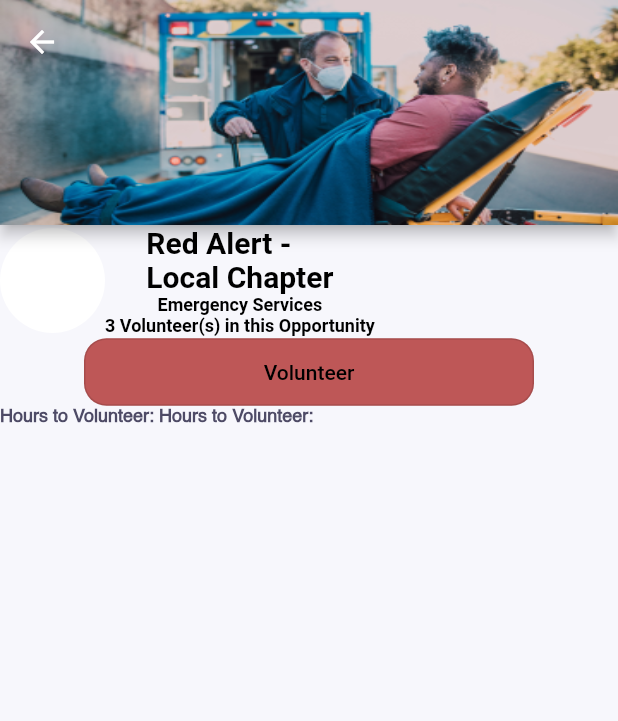
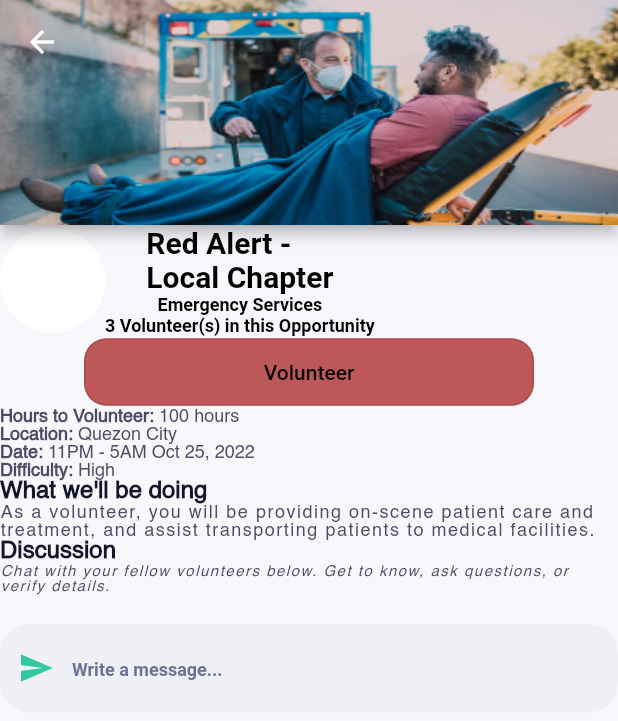
Before and after one commit to bonchons/Hackfest2023, a Flutter app: the oppPage screen opened directly, on a phone screen of 412 x 824 dp. Shown: the top 721 px of the screen. Run offline on Flutter 3.47's test engine with Material 2 defaults, Android fonts, the phone set to English and light mode, and no system bars; our stand-ins replace firebase_auth, firebase_core; missing offline and left inert: firebase_ui_auth; accounts and stored records are empty; network calls fail; Roboto replaces fonts that are missing (Questrial).

Commit message:
oppPage changes

```diff
--- a/lib/Opportunities/oppPage.dart
+++ b/lib/Opportunities/oppPage.dart
@@ -17,6 +17,8 @@ class _oppPageState extends State<oppPage> {
   String location = "Quezon City";
   String whatDo =
       "As a volunteer, you will be providing on-scene patient care and treatment, and assist transporting patients to medical facilities. ";
+  String discussion =
+      "Chat with your fellow volunteers below. Get to know, ask questions, or verify details.";
   //----
   String btnText = "Volunteer";
   bool cancel = false;
@@ -249,18 +251,149 @@ class _oppPageState extends State<oppPage> {
                             color: ColorConstants.greyText),
                       ),
                       Text(
-                        'Hours to Volunteer: ',
+                        hours,
+                        style: TextStyle(
+                            fontSize: 12,
+                            fontFamily: 'Helvetica',
+                            color: ColorConstants.greyText),
+                      ),
+                    ],
+                  ),
+                ),
+                Container(
+                  child: Row(
+                    children: [
+                      Text(
+                        'Location: ',
                         style: TextStyle(
                             fontSize: 12,
                             fontWeight: FontWeight.bold,
                             fontFamily: 'Helvetica',
                             color: ColorConstants.greyText),
                       ),
+                      Text(
+                        location,
+                        style: TextStyle(
+                            fontSize: 12,
+                            fontFamily: 'Helvetica',
+                            color: ColorConstants.greyText),
+                      ),
                     ],
                   ),
-                )
+                ),
+                Container(
+                  child: Row(
+                    children: [
+                      Text(
+                        'Date: ',
+                        style: TextStyle(
+                            fontSize: 12,
+                            fontWeight: FontWeight.bold,
+                            fontFamily: 'Helvetica',
+                            color: ColorConstants.greyText),
+                      ),
+                      Text(
+                        date,
+                        style: TextStyle(
+                            fontSize: 12,
+                            fontFamily: 'Helvetica',
+                            color: ColorConstants.greyText),
+                      ),
+                    ],
+                  ),
+                ),
+                Container(
+                  child: Row(
+                    children: [
+                      Text(
+                        'Difficulty: ',
+                        style: TextStyle(
+                            fontSize: 12,
+                            fontWeight: FontWeight.bold,
+                            fontFamily: 'Helvetica',
+                            color: ColorConstants.greyText),
+                      ),
+                      Text(
+                        difficulty,
+                        style: TextStyle(
+                            fontSize: 12,
+                            fontFamily: 'Helvetica',
+                            color: ColorConstants.greyText),
+                      ),
+                    ],
+                  ),
+                ),
+                Container(
+                  alignment: Alignment.centerLeft,
+                  child: Text(
+                    "What we'll be doing",
+                    style: TextStyle(
+                        fontSize: 16,
+                        fontWeight: FontWeight.bold,
+                        fontFamily: 'Helvetica',
+                        color: ColorConstants.darkgreyText),
+                  ),
+                ),
+                Container(
+                  child: Text(
+                    whatDo,
+                    style: TextStyle(
+                        fontSize: 12,
+                        letterSpacing: 1,
+                        fontFamily: 'Helvetica',
+                        color: ColorConstants.greyText),
+                  ),
+                ),
+                Container(
+                  alignment: Alignment.centerLeft,
+                  child: Text(
+                    "Discussion",
+                    style: TextStyle(
+                        fontSize: 16,
+                        fontWeight: FontWeight.bold,
+                        fontFamily: 'Helvetica',
+                        color: ColorConstants.darkgreyText),
+                  ),
+                ),
+                Container(
+                  child: Text(
+                    discussion,
+                    style: TextStyle(
+                        fontSize: 10,
+                        letterSpacing: 1,
+                        fontStyle: FontStyle.italic,
+                        fontFamily: 'Helvetica',
+                        color: ColorConstants.greyText),
+                  ),
+                ),
+                Container(
+                  margin: EdgeInsetsDirectional.only(top: 20),
+                  child: TextField(
+                    decoration: InputDecoration(
+                        filled: true,
+                        fillColor: ColorConstants.grey1,
+                        border: OutlineInputBorder(
+                            borderRadius: BorderRadius.circular(20.0),
+                            borderSide: BorderSide.none),
+                        hintText: "Write a message...",
+                        hintStyle: TextStyle(
+                          fontSize: 12,
+                          color: ColorConstants.msgColor,
+                          fontWeight: FontWeight.bold,
+                        ),
+                        prefixIcon: Icon(Icons.send),
+                        prefixIconColor: ColorConstants.green),
+                    onTap: () {
+                      // Navigator.push(
+                      //   context,
+                      //   MaterialPageRoute(
+                      //       builder: (context) => chatConvoPage()),
+                      // );
+                    },
+                  ),
+                ),
               ],
-            )
+            ),
           ],
         ),
       ),
--- a/lib/constants.dart
+++ b/lib/constants.dart
@@ -30,4 +30,7 @@ class ColorConstants {
   static Color bgColor = hexToColor('#40A0D6');
   static Color green = hexToColor('#33C8A0');
   static Color greyText = hexToColor('#4E4B66');
+  static Color darkgreyText = hexToColor('#14142B');
+  static Color msgColor = hexToColor('#6E7191');
+  static Color grey1 = hexToColor('#EFF0F6');
 }
```
